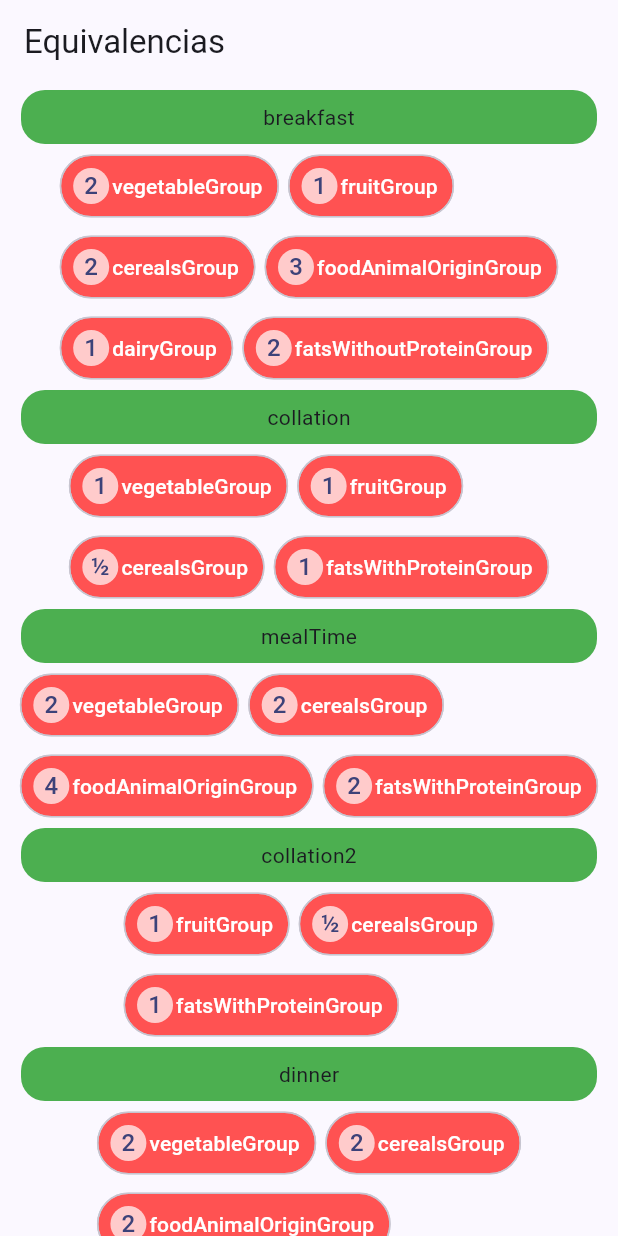
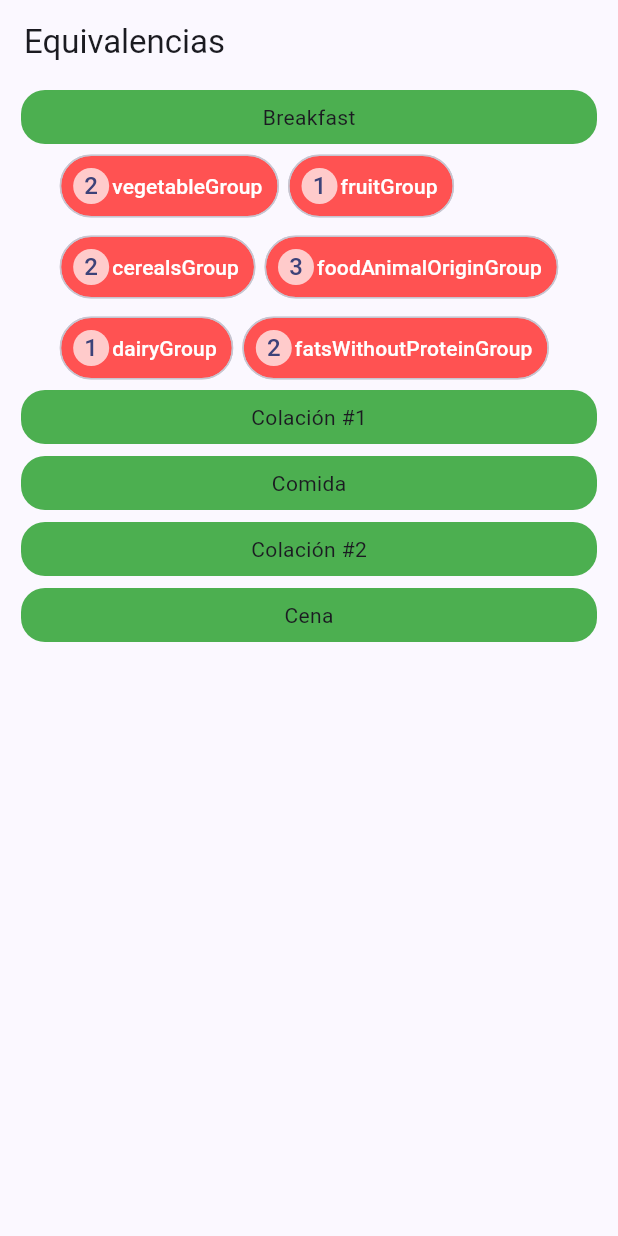
Before and after one commit to Carlos2693/nutritional_equivalences_app, a Flutter app: the screen it shows after launch, on a phone screen of 412 x 824 dp. Run offline on Flutter 3.47's test engine with Material 3 defaults, Android fonts, the phone set to English and light mode, and no system bars; our stand-ins replace flutter_riverpod, go_router.

Commit message:
Set control on food time showen

```diff
--- /dev/null
+++ b/lib/config/const/const.dart
@@ -0,0 +1,7 @@
+const Map<String, String> foodTimes = {
+  'breakfast': 'Breakfast',
+  'collation': 'Colación #1',
+  'mealTime': 'Comida',
+  'collation2': 'Colación #2',
+  'dinner': 'Cena',
+};
--- a/lib/features/equivalences/presentation/component/card_food_time.dart
+++ b/lib/features/equivalences/presentation/component/card_food_time.dart
@@ -1,8 +1,12 @@
 import 'package:flutter/material.dart';
+import 'package:flutter_riverpod/flutter_riverpod.dart';
+import 'package:nutritional_equivalences_app/config/const/const.dart';
+
 import 'package:nutritional_equivalences_app/features/equivalences/domain/domain.dart';
 import 'package:nutritional_equivalences_app/features/equivalences/presentation/component/component.dart';
+import 'package:nutritional_equivalences_app/features/equivalences/presentation/providers/provider.dart';
 
-class CardFoodTime extends StatelessWidget {
+class CardFoodTime extends ConsumerWidget {
   final String title;
   final Equivalence equivalence;
   final Function(String, String) onClick;
@@ -15,17 +19,24 @@ class CardFoodTime extends StatelessWidget {
   });
 
   @override
-  Widget build(BuildContext context) {
+  Widget build(BuildContext context, WidgetRef ref) {
+    final cardFoodSelected = ref.watch(cardFoodTimeProvider);
+    final newTitle = foodTimes[title] ?? 'pp';
+
     return Column(
       children: [
         HeaderFoodTime(
+          visibleTitle: newTitle,
           title: title,
-          onClick: (String title) {},
+          onClick: (String title) {
+            ref.read(cardFoodTimeProvider.notifier).update((state) => title);
+          },
         ),
-        BodyFoodTime(
-          equivalence: equivalence,
-          onClick: (String key, String value) => onClick(key, value),
-        )
+        if (title == cardFoodSelected)
+          BodyFoodTime(
+            equivalence: equivalence,
+            onClick: (String key, String value) => onClick(key, value),
+          )
       ],
     );
   }
--- a/lib/features/equivalences/presentation/component/header_food_time.dart
+++ b/lib/features/equivalences/presentation/component/header_food_time.dart
@@ -1,11 +1,13 @@
 import 'package:flutter/material.dart';
 
 class HeaderFoodTime extends StatelessWidget {
+  final String visibleTitle;
   final String title;
   final Function(String) onClick;
 
   const HeaderFoodTime({
     super.key,
+    required this.visibleTitle,
     required this.title,
     required this.onClick,
   });
@@ -24,7 +26,7 @@ class HeaderFoodTime extends StatelessWidget {
             Radius.circular(16),
           ),
         ),
-        child: Text(title),
+        child: Text(visibleTitle),
       ),
     );
   }
--- /dev/null
+++ b/lib/features/equivalences/presentation/providers/card_food_time_provider.dart
@@ -0,0 +1,3 @@
+import 'package:flutter_riverpod/flutter_riverpod.dart';
+
+final cardFoodTimeProvider = StateProvider<String>((ref) => 'breakfast');
--- a/lib/features/equivalences/presentation/providers/provider.dart
+++ b/lib/features/equivalences/presentation/providers/provider.dart
@@ -1,2 +1,3 @@
+export 'card_food_time_provider.dart';
 export 'equivalences_provider.dart';
 export 'equivalences_repository_provider.dart';
```
